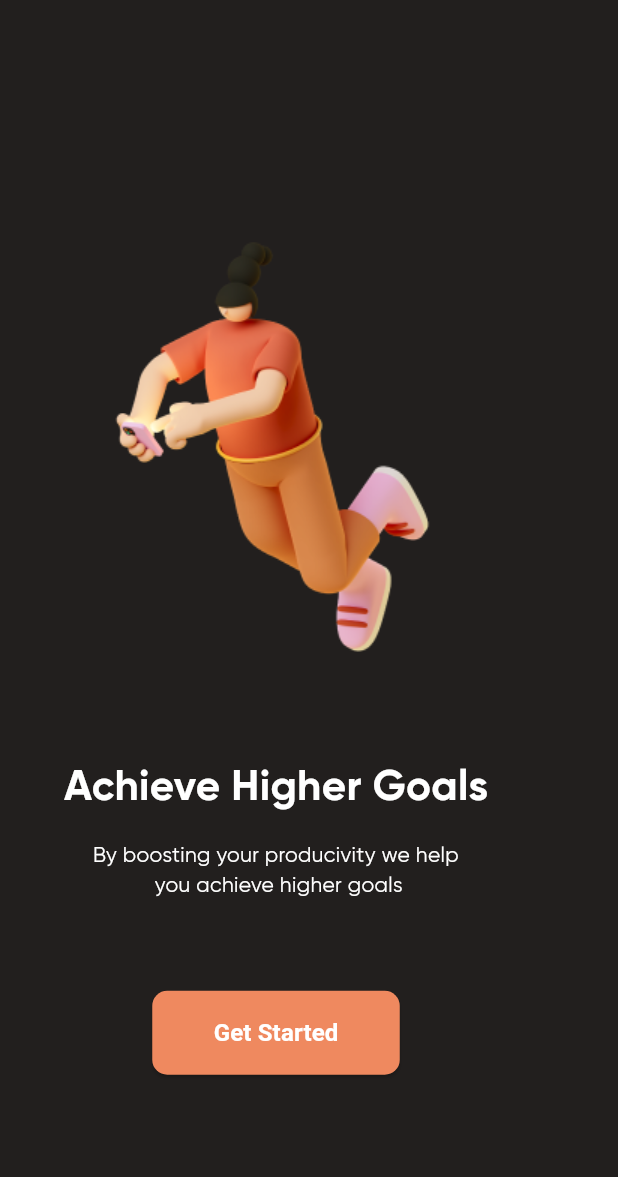
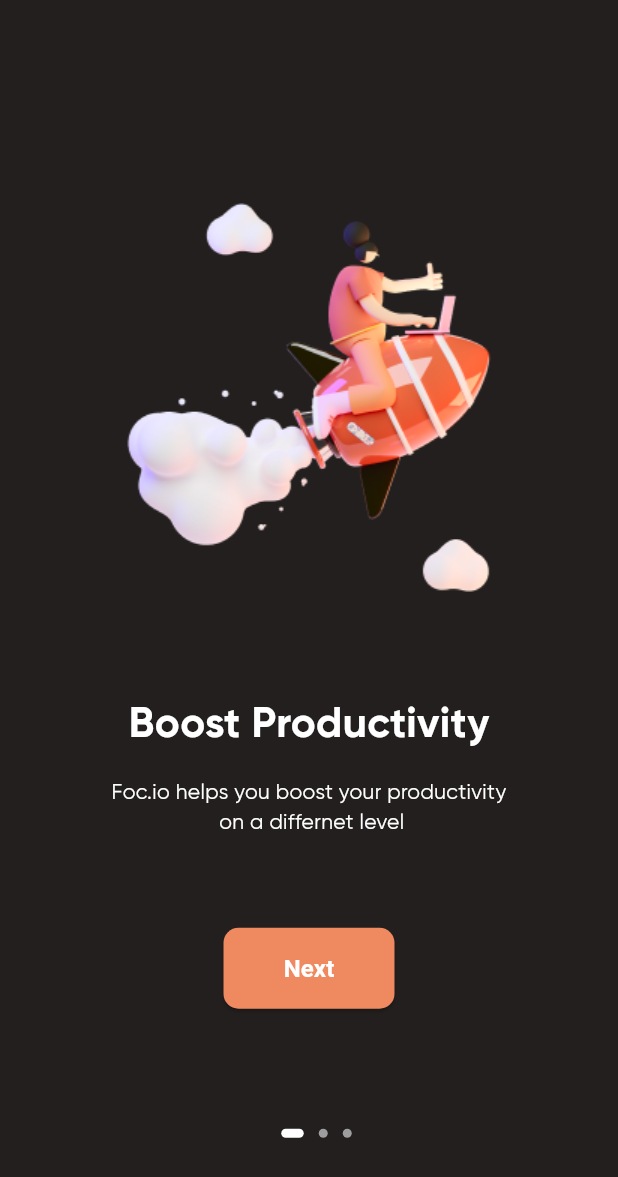
Before and after one commit to AlaaSharshera/onbording_screens, a Flutter app: the screen it shows after launch, on a phone screen of 412 x 824 dp. Shown: the top 1177 px of the screen. Run offline on Flutter 3.47's test engine with Material 3 defaults, Android fonts, the phone set to English and light mode, and no system bars.

Commit message:
New Project

```diff
--- a/onboarding_screens/lib/components/custom_boldtext.dart
+++ /dev/null
@@ -1,15 +0,0 @@
-import 'package:flutter/material.dart';
-
-class CustomBoldText extends StatelessWidget {
-  CustomBoldText(this.text, {super.key});
-  String? text;
-
-  @override
-  Widget build(BuildContext context) {
-    return Text(
-      text!,
-      style: const TextStyle(
-          color: Colors.white, fontSize: 28, fontFamily: "Gilroy"),
-    );
-  }
-}
--- a/onboarding_screens/lib/components/custom_button.dart
+++ /dev/null
@@ -1,33 +0,0 @@
-import 'package:flutter/material.dart';
-
-class CustomButton extends StatelessWidget {
-  CustomButton(this.width, this.height, this.text, this.ontap, {super.key});
-  String? text;
-  double? height;
-  double? width;
-  VoidCallback? ontap;
-
-  @override
-  Widget build(BuildContext context) {
-    return SizedBox(
-      width: width!,
-      height: height!,
-      child: ElevatedButton(
-        onPressed: ontap!,
-        style: ButtonStyle(
-          backgroundColor: const MaterialStatePropertyAll(Color(0xffEF895F)),
-          shape: MaterialStatePropertyAll(
-            RoundedRectangleBorder(
-              borderRadius: BorderRadius.circular(10),
-            ),
-          ),
-        ),
-        child: Text(
-          text!,
-          style: const TextStyle(
-              fontWeight: FontWeight.bold, fontSize: 16, color: Colors.white),
-        ),
-      ),
-    );
-  }
-}
--- a/onboarding_screens/lib/components/custom_regulartext.dart
+++ /dev/null
@@ -1,15 +0,0 @@
-import 'package:flutter/material.dart';
-
-class CustomRegularText extends StatelessWidget {
-  CustomRegularText(this.text, {super.key});
-  String? text;
-  @override
-  Widget build(BuildContext context) {
-    return Text(
-      text!,
-      textAlign: TextAlign.center,
-      style: const TextStyle(
-          color: Colors.white, fontSize: 14, fontFamily: "Gilroy Regular"),
-    );
-  }
-}
--- /dev/null
+++ b/onboarding_screens/lib/components/custom_screen.dart
@@ -0,0 +1,90 @@
+import 'package:flutter/material.dart';
+import 'package:onboarding_screens/models/CustomScreen.dart';
+
+class CustomScreen extends StatefulWidget {
+  const CustomScreen(
+      {this.screen, this.nextscreen, required this.pagenumber, super.key});
+
+  final CustomScreenModel? screen;
+  final VoidCallback? nextscreen;
+  final int pagenumber;
+
+  @override
+  State<CustomScreen> createState() => _CustomScreenState();
+}
+
+class _CustomScreenState extends State<CustomScreen> {
+  @override
+  Widget build(BuildContext context) {
+    return Column(
+      mainAxisAlignment: MainAxisAlignment.center,
+      children: [
+        Image(
+          image: AssetImage(
+            widget.screen!.image!,
+          ),
+        ),
+        const SizedBox(
+          height: 30,
+        ),
+        Text(
+          widget.screen!.boldtext!,
+          style: const TextStyle(
+              color: Colors.white, fontSize: 28, fontFamily: "Gilroy"),
+        ),
+        const SizedBox(
+          height: 15,
+        ),
+        Text(
+          widget.screen!.regulartext!,
+          textAlign: TextAlign.center,
+          style: const TextStyle(
+              color: Colors.white, fontSize: 14, fontFamily: "Gilroy Regular"),
+        ),
+        const SizedBox(
+          height: 60,
+        ),
+        SizedBox(
+          width: widget.screen?.width,
+          height: widget.screen?.height,
+          child: ElevatedButton(
+            onPressed: widget.nextscreen,
+            style: ButtonStyle(
+              backgroundColor: const WidgetStatePropertyAll(Color(0xffEF895F)),
+              shape: WidgetStatePropertyAll(
+                RoundedRectangleBorder(
+                  borderRadius: BorderRadius.circular(10),
+                ),
+              ),
+            ),
+            child: Text(
+              widget.screen!.buttontext!,
+              style: const TextStyle(
+                  fontWeight: FontWeight.bold,
+                  fontSize: 16,
+                  color: Colors.white),
+            ),
+          ),
+        ),
+        const SizedBox(
+          height: 80,
+        ),
+        Row(
+          mainAxisAlignment: MainAxisAlignment.center,
+          children: [
+            for (int i = 0; i <= 2; i++)
+              Container(
+                width: (i == widget.pagenumber) ? 15 : 6,
+                height: 6,
+                margin: const EdgeInsets.only(left: 10),
+                decoration: BoxDecoration(
+                  borderRadius: BorderRadius.circular(10),
+                  color: (i == widget.pagenumber) ? Colors.white : Colors.grey,
+                ),
+              ),
+          ],
+        )
+      ],
+    );
+  }
+}
--- a/onboarding_screens/lib/main.dart
+++ b/onboarding_screens/lib/main.dart
@@ -1,7 +1,5 @@
 import 'package:flutter/material.dart';
-import 'package:onboarding_screens/onboarding_screens/first_screen.dart';
-import 'package:onboarding_screens/onboarding_screens/second_screen.dart';
-import 'package:onboarding_screens/onboarding_screens/third_screen.dart';
+import 'package:onboarding_screens/onboarding_screens/onbordingSlider_Screen.dart';
 
 void main() {
   runApp(const OnBoarding());
@@ -12,9 +10,9 @@ class OnBoarding extends StatelessWidget {
 
   @override
   Widget build(BuildContext context) {
-    return const MaterialApp(
+    return  MaterialApp(
       debugShowCheckedModeBanner: false,
-      home: ThirdScreen(),
+      home: OnBoardingSlider(),
     );
   }
 }
--- /dev/null
+++ b/onboarding_screens/lib/models/CustomScreen.dart
@@ -0,0 +1,17 @@
+class CustomScreenModel {
+  final String? image;
+  final String? boldtext;
+  final String? regulartext;
+  final String? buttontext;
+  final double? height;
+  final double? width;
+
+  const CustomScreenModel({
+    this.image,
+    this.boldtext,
+    this.regulartext,
+    this.buttontext,
+    this.height,
+    this.width,
+  });
+}
--- a/onboarding_screens/lib/onboarding_screens/first_screen.dart
+++ /dev/null
@@ -1,38 +0,0 @@
-import 'package:flutter/material.dart';
-import 'package:onboarding_screens/components/custom_boldtext.dart';
-import 'package:onboarding_screens/components/custom_button.dart';
-import 'package:onboarding_screens/components/custom_regulartext.dart';
-
-class FirstScreen extends StatelessWidget {
-  const FirstScreen({super.key});
-
-  @override
-  Widget build(BuildContext context) {
-    return Scaffold(
-      backgroundColor: const Color(0xff221F1E),
-      body: Column(
-        mainAxisAlignment: MainAxisAlignment.center,
-        children: [
-          const Image(
-            image: AssetImage(
-              'assets/images/screen1.png',
-            ),
-          ),
-          const SizedBox(
-            height: 30,
-          ),
-          CustomBoldText("Boost Productivity"),
-          const SizedBox(
-            height: 15,
-          ),
-          CustomRegularText(
-              "Foc.io helps you boost your productivity\n on a differnet level"),
-          const SizedBox(
-            height: 60,
-          ),
-          CustomButton(114, 54, "Next", () {}),
-        ],
-      ),
-    );
-  }
-}
--- /dev/null
+++ b/onboarding_screens/lib/onboarding_screens/onbordingSlider_Screen.dart
@@ -0,0 +1,72 @@
+import 'package:flutter/material.dart';
+import 'package:onboarding_screens/components/custom_screen.dart';
+import 'package:onboarding_screens/models/CustomScreen.dart';
+
+class OnBoardingSlider extends StatefulWidget {
+  const OnBoardingSlider({super.key});
+
+  @override
+  State<OnBoardingSlider> createState() => _OnBoardingSliderState();
+}
+
+class _OnBoardingSliderState extends State<OnBoardingSlider> {
+  final List<CustomScreenModel> screens = [
+    const CustomScreenModel(
+      image: 'assets/images/screen1.png',
+      boldtext: "Boost Productivity",
+      regulartext:
+          "Foc.io helps you boost your productivity\n on a differnet level",
+      width: 114,
+      height: 54,
+      buttontext: "Next",
+    ),
+    const CustomScreenModel(
+      image: 'assets/images/screen2.png',
+      boldtext: "Work Seamlessly",
+      regulartext: "Get your work done seamlessly\n without interruption",
+      width: 114,
+      height: 54,
+      buttontext: "Next",
+    ),
+    const CustomScreenModel(
+      image: 'assets/images/screen3.png',
+      regulartext:
+          "By boosting your producivity we help\n you achieve higher goals",
+      boldtext: "Achieve Higher Goals",
+      width: 165,
+      height: 56,
+      buttontext: "Get Started",
+    ),
+  ];
+
+  PageController newPageController = PageController();
+
+  int page = 0;
+
+  @override
+  Widget build(BuildContext context) {
+    return Scaffold(
+        backgroundColor: const Color(0xff221F1E),
+        body: PageView.builder(
+            controller: newPageController,
+            onPageChanged: (value) {
+              setState(() {
+                page = value;
+                //print(page);
+
+              });
+            },
+            itemCount: screens.length,
+            itemBuilder: (context, index) {
+              return CustomScreen(
+                screen: screens[index],
+                pagenumber: page,
+                nextscreen: () {
+                  newPageController.animateToPage(index + 1,
+                      duration: const Duration(milliseconds: 200),
+                      curve: Curves.easeIn);
+                },
+              );
+            }));
+  }
+}
--- a/onboarding_screens/lib/onboarding_screens/second_screen.dart
+++ /dev/null
@@ -1,38 +0,0 @@
-import 'package:flutter/material.dart';
-import 'package:onboarding_screens/components/custom_boldtext.dart';
-import 'package:onboarding_screens/components/custom_button.dart';
-import 'package:onboarding_screens/components/custom_regulartext.dart';
-
-class SecondScreen extends StatelessWidget {
-  const SecondScreen({super.key});
-
-  @override
-  Widget build(BuildContext context) {
-    return Scaffold(
-      backgroundColor: const Color(0xff221F1E),
-      body: Column(
-        mainAxisAlignment: MainAxisAlignment.center,
-        children: [
-          const Image(
-            image: AssetImage(
-              'assets/images/screen2.png',
-            ),
-          ),
-          const SizedBox(
-            height: 30,
-          ),
-          CustomBoldText("Work Seamlessly"),
-          const SizedBox(
-            height: 15,
-          ),
-          CustomRegularText(
-              "Get your work done seamlessly\n without interruption"),
-          const SizedBox(
-            height: 60,
-          ),
-          CustomButton(114, 54, "Next", () {}),
-        ],
-      ),
-    );
-  }
-}
--- a/onboarding_screens/lib/onboarding_screens/third_screen.dart
+++ /dev/null
@@ -1,38 +0,0 @@
-import 'package:flutter/material.dart';
-import 'package:onboarding_screens/components/custom_boldtext.dart';
-import 'package:onboarding_screens/components/custom_button.dart';
-import 'package:onboarding_screens/components/custom_regulartext.dart';
-
-class ThirdScreen extends StatelessWidget {
-  const ThirdScreen({super.key});
-
-  @override
-  Widget build(BuildContext context) {
-    return Scaffold(
-      backgroundColor: const Color(0xff221F1E),
-      body: Column(
-        mainAxisAlignment: MainAxisAlignment.center,
-        children: [
-          const Image(
-            image: AssetImage(
-              'assets/images/screen3.png',
-            ),
-          ),
-          const SizedBox(
-            height: 30,
-          ),
-          CustomBoldText("Achieve Higher Goals"),
-          const SizedBox(
-            height: 15,
-          ),
-          CustomRegularText(
-              "By boosting your producivity we help\n you achieve higher goals"),
-          const SizedBox(
-            height: 60,
-          ),
-          CustomButton(165, 56, "Get Started", () {}),
-        ],
-      ),
-    );
-  }
-}
```
Also changed, not shown: onboarding_screens/pubspec.lock.
